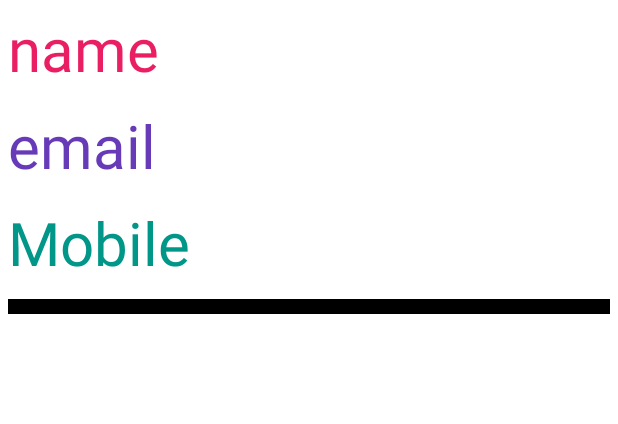
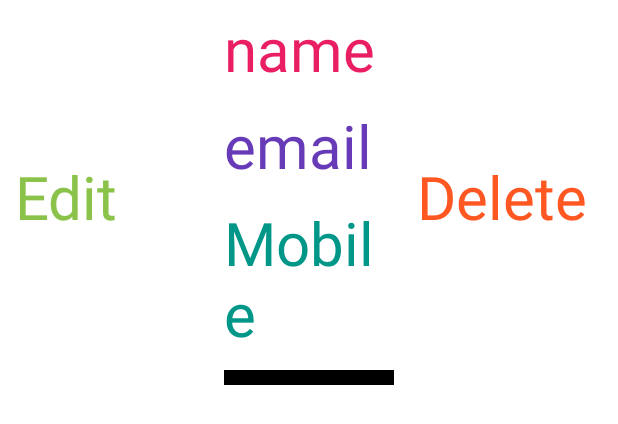
Before and after one commit to AP-Skill-Development-Corporation/AAD-SRM-Internship-2K21, an Android app: the layout row.xml on its own in the app's theme, with its tools: preview values and no code run, on a phone screen of 412 x 824 dp. Shown: the top 424 px of the screen. Run offline under Robolectric (Android 15) with nearby library versions, the phone set to English and light mode, and no system bars.

Commit message:
firedb project row design file changes

```diff
--- a/MyFireBaseDB/app/src/main/res/layout/row.xml
+++ b/MyFireBaseDB/app/src/main/res/layout/row.xml
@@ -1,9 +1,26 @@
 <?xml version="1.0" encoding="utf-8"?>
 <LinearLayout
-    android:orientation="vertical"
+    android:orientation="horizontal"
     xmlns:android="http://schemas.android.com/apk/res/android"
     android:layout_width="match_parent"
+    android:weightSum="3"
     android:layout_height="wrap_content">
+    <TextView
+        android:layout_width="0dp"
+        android:layout_weight="1"
+        android:layout_height="wrap_content"
+        android:text="Edit"
+        android:layout_margin="10dp"
+        android:layout_gravity="center"
+        android:textSize="40sp"
+        android:id="@+id/tv_edit"
+        android:textColor="#8BC34A"/>
+    <LinearLayout
+        android:orientation="vertical"
+        android:layout_width="0dp"
+        android:layout_weight="1"
+        android:layout_height="wrap_content">
+
         <TextView
             android:layout_width="wrap_content"
             android:layout_height="wrap_content"
@@ -34,3 +51,14 @@
             android:layout_margin="5dp"
             android:layout_height="10dp"/>
     </LinearLayout>
+    <TextView
+        android:layout_width="0dp"
+        android:layout_weight="1"
+        android:layout_height="wrap_content"
+        android:text="Delete"
+        android:layout_gravity="center"
+        android:textSize="40sp"
+        android:layout_margin="10dp"
+        android:id="@+id/tv_delete"
+        android:textColor="#FF5722"/>
+</LinearLayout>
```
Lines whose indentation alone changed are shown as unchanged.
